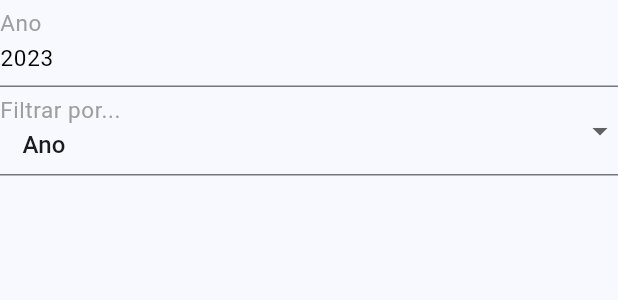
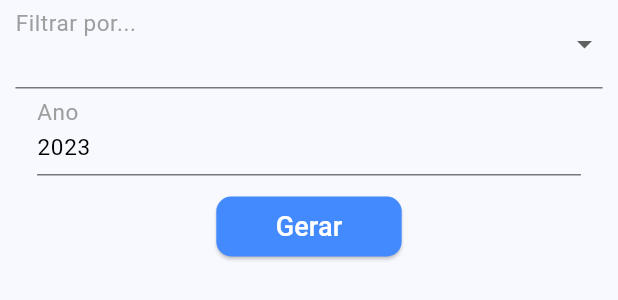
Before and after one commit to netodebortoli/app_soma_compra, a Flutter app: the TelaDeGraficos widget shown alone on an empty page, opened directly, on a phone screen of 412 x 824 dp. Shown: the top 300 px of the screen. Run offline on Flutter 3.47's test engine with Material 2 defaults, Android fonts, the phone set to English and light mode, and no system bars; our stand-ins replace fluttertoast, mask_text_input_formatter, multi_select_flutter, sqflite; missing offline and left inert: d_chart; accounts and stored records are empty.

Commit message:
refactor, feat: correção da tela de gráficos; criação de novo widget de campoForm

```diff
--- /dev/null
+++ b/lib/customs_widget/CampoFormMaiorQueZero.dart
@@ -0,0 +1,49 @@
+import 'package:flutter/material.dart';
+
+import 'CampoForm.dart';
+
+class CampoFormMaiorQueZero extends CampoForm {
+
+  CampoFormMaiorQueZero(String label, TextEditingController controller,
+      {String hint = "",
+      int minLenght = 0,
+      int maxLength = 100,
+      bool password = false,
+      bool formEnable = true,
+      bool isFormRequired = true,
+      FormFieldValidator<String>? validator})
+      : super(label, controller,
+            hint: hint,
+            minLength: minLenght,
+            maxLength: maxLength,
+            password: password,
+            formEnable: formEnable,
+            isFormRequired: isFormRequired,
+            validator: validator) {
+    typeInput = TextInputType.number;
+  }
+
+  @override
+  String? validarCampoEdicao(String? text) {
+    if (isFormRequired == true) {
+      if ((text == null) || (text.isEmpty)) {
+        return "O campo \"$label\" é obrigatório";
+      }
+    }
+    if (text!.length < minLength) {
+      return "Quantidade mínima é $minLength de caracteres";
+    }
+    if (text.length > maxLength) {
+      return "Quantidade máxima é $maxLength de caracteres";
+    }
+    try {
+      int valor = int.parse(text);
+      if (valor <= 0) {
+        return "O valor digitado deve ser maior que 0";
+      }
+    } on Exception {
+      return "O valor DEVE ser um número inteiro";
+    }
+    return null;
+  }
+}
--- a/lib/views/HomePage.dart
+++ b/lib/views/HomePage.dart
@@ -21,6 +21,7 @@ class _HomePageState extends State<HomePage> {
   @override
   Widget build(BuildContext context) {
     return Scaffold(
+      resizeToAvoidBottomInset: false,
       appBar: AppBar(
         backgroundColor: Colors.blueAccent,
         foregroundColor: Colors.white,
--- a/lib/views/TelaDeGraficos.dart
+++ b/lib/views/TelaDeGraficos.dart
@@ -1,7 +1,9 @@
-import 'package:app_soma_conta/customs_widget/CampoForm.dart';
+import 'package:app_soma_conta/customs_widget/CampoFormMaiorQueZero.dart';
 import 'package:app_soma_conta/views/interaction_controller/ControllerGrafico.dart';
 import 'package:flutter/material.dart';
 import 'package:flutter/services.dart';
+
+import '../customs_widget/Botao.dart';
 
 class TelaDeGraficos extends StatefulWidget {
   const TelaDeGraficos({super.key});
@@ -11,11 +13,12 @@ class TelaDeGraficos extends StatefulWidget {
 }
 
 final List<String> opcoesDeBusca = <String>[
-  "Ano",
+  "",
+  "Mês",
   "Tipo de compra",
   "Tipo de pagamento"
 ];
-String opcaoSelecionada = opcoesDeBusca.first;
+String opcaoSelecionada = "";
 
 class _TelaDeGraficosState extends State<TelaDeGraficos> {
   Widget? grafico;
@@ -52,51 +55,110 @@ class _TelaDeGraficosState extends State<TelaDeGraficos> {
   Widget build(BuildContext context) {
     return Column(
       children: [
-        CampoForm('Ano', _controllerGrafico.controlador_ano),
-        DropdownButtonFormField(
+        Form(
+          key: _controllerGrafico.formkey,
+          child: Column(
+            children: [
+              Row(
+                mainAxisAlignment: MainAxisAlignment.center,
+                children: [
+                  SizedBox(
+                    width: MediaQuery.of(context).size.width * 0.95,
+                    child: DropdownButtonFormField(
                       value: opcaoSelecionada,
-          validator: (value) => value == null ? 'O campo é obrigatório' : null,
+                      validator: (value) =>
+                          value == null ? 'O campo é obrigatório' : null,
                       onChanged: (value) {
                         setState(() {
                           opcaoSelecionada = value!;
-              switch (opcaoSelecionada) {
-                case "Ano":
-                  grafico =
-                      _controllerGrafico.gerarGraficoPorTipo(TipoGrafico.DATA);
-                case "Tipo de compra":
-                  grafico = _controllerGrafico
-                      .gerarGraficoPorTipo(TipoGrafico.TIPO_COMPRA);
-                case "Tipo de pagamento":
-                  grafico = _controllerGrafico
-                      .gerarGraficoPorTipo(TipoGrafico.TIPO_PAGAMENTO);
-              }
                         });
                       },
-          padding: const EdgeInsets.symmetric(vertical: 0, horizontal: 15),
+                      padding: const EdgeInsets.symmetric(
+                          vertical: 0, horizontal: 15),
                       decoration: const InputDecoration(
                           labelText: "Filtrar por...",
-              labelStyle: TextStyle(color: Colors.grey, fontSize: 20)),
-          items: opcoesDeBusca.map<DropdownMenuItem<String>>((String value) {
+                          labelStyle:
+                              TextStyle(color: Colors.grey, fontSize: 20)),
+                      items: opcoesDeBusca
+                          .map<DropdownMenuItem<String>>((String value) {
                         return DropdownMenuItem<String>(
                           value: value,
                           child: Text(value),
                         );
                       }).toList(),
                     ),
+                  ),
+                ],
+              ),
+              Row(
+                mainAxisAlignment: MainAxisAlignment.center,
+                children: [
+                  SizedBox(
+                      width: MediaQuery.of(context).size.width * 0.88,
+                      child: CampoFormMaiorQueZero(
+                          'Ano', _controllerGrafico.controlador_ano,
+                          maxLength: 4)),
+                ],
+              ),
+              SizedBox(
+                height: 10,
+                width: MediaQuery.of(context).size.width,
+              ),
+              Row(mainAxisAlignment: MainAxisAlignment.center, children: [
+                SizedBox(
+                  width: MediaQuery.of(context).size.width * 0.3,
+                  child: Botao(
+                    'Gerar',
+                    onClick: () {
+                      switch (opcaoSelecionada) {
+                        case "Mês":
+                          grafico =
+                              _controllerGrafico.gerarGrafico(TipoGrafico.DATA);
+                          Future.delayed(const Duration(milliseconds: 500), () {
+                            setState(() {});
+                          });
+                        case "Tipo de compra":
+                          grafico = _controllerGrafico
+                              .gerarGrafico(TipoGrafico.TIPO_COMPRA);
+                          Future.delayed(const Duration(milliseconds: 500), () {
+                            setState(() {});
+                          });
+                        case "Tipo de pagamento":
+                          grafico = _controllerGrafico
+                              .gerarGrafico(TipoGrafico.TIPO_PAGAMENTO);
+                          Future.delayed(const Duration(milliseconds: 500), () {
+                            setState(() {});
+                          });
+                        default:
+                          grafico = _controllerGrafico
+                              .gerarGrafico(TipoGrafico.UNKNOWN);
+                          Future.delayed(const Duration(milliseconds: 10), () {
+                            setState(() {});
+                          });
+                      }
+                    },
+                  ),
+                )
+              ])
+            ],
+          ),
+        ),
         const SizedBox(
           height: 30,
         ),
         Row(
           mainAxisSize: MainAxisSize.max,
+          mainAxisAlignment: MainAxisAlignment.center,
           children: [
             SizedBox(
-              height: MediaQuery.of(context).size.height * 0.45,
+              height: MediaQuery.of(context).size.height * 0.30,
               width: MediaQuery.of(context).size.width * 0.95,
               child: SingleChildScrollView(
                 scrollDirection: Axis.horizontal,
                 child: SizedBox(
-                    height: MediaQuery.of(context).size.height * 0.45,
-                    width: 500, child: grafico),
+                    height: MediaQuery.of(context).size.height * 0.40,
+                    width: 500,
+                    child: grafico),
               ),
             ),
           ],
```
Also changed, not shown: lib/views/interaction_controller/ControllerGrafico.dart (+45 -11 lines). Lines whose indentation alone changed are shown as unchanged.
